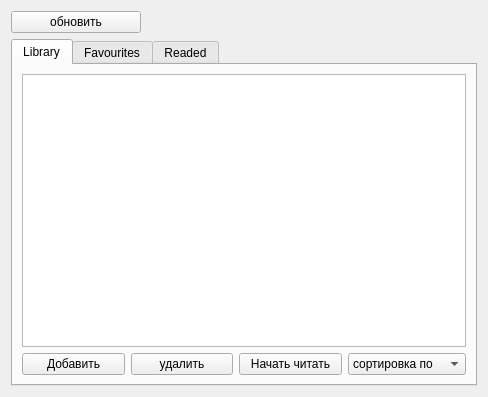
Qt form Design/Readertab.ui (Notkefir/CommonReadder) before a commit.
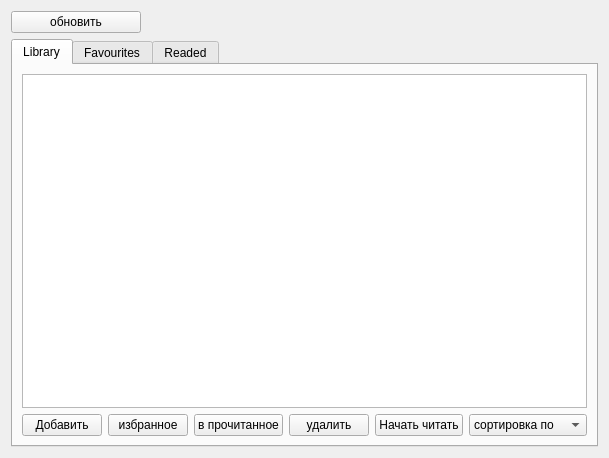
The same form after that commit. The open tabs and pages were chosen to show the change.

```diff
--- a/Design/Readertab.ui
+++ b/Design/Readertab.ui
@@ -6,8 +6,8 @@
    <rect>
     <x>0</x>
     <y>0</y>
-    <width>463</width>
-    <height>397</height>
+    <width>562</width>
+    <height>458</height>
    </rect>
   </property>
   <property name="windowTitle">
@@ -24,7 +24,14 @@
        <string>Library</string>
       </attribute>
       <layout class="QGridLayout" name="gridLayout">
-       <item row="1" column="2">
+       <item row="1" column="1">
+        <widget class="QPushButton" name="tofavbtn">
+         <property name="text">
+          <string>избранное</string>
+         </property>
+        </widget>
+       </item>
+       <item row="1" column="4">
         <widget class="QPushButton" name="beginreadding">
          <property name="text">
           <string>Начать читать</string>
@@ -38,14 +45,17 @@
          </property>
         </widget>
        </item>
-       <item row="1" column="1">
+       <item row="0" column="0" colspan="6">
+        <widget class="QTableWidget" name="libtableWidget"/>
+       </item>
+       <item row="1" column="3">
         <widget class="QPushButton" name="deletelib">
          <property name="text">
           <string>удалить</string>
          </property>
         </widget>
        </item>
-       <item row="1" column="3">
+       <item row="1" column="5">
         <widget class="QComboBox" name="comboBox">
          <item>
           <property name="text">
@@ -69,8 +79,12 @@
          </item>
         </widget>
        </item>
-       <item row="0" column="0" colspan="4">
-        <widget class="QTableWidget" name="libtableWidget"/>
+       <item row="1" column="2">
+        <widget class="QPushButton" name="toreadedbtn">
+         <property name="text">
+          <string>в прочитанное</string>
+         </property>
+        </widget>
        </item>
       </layout>
      </widget>
```
Left out of the diff: 2 changed lines with no effect on the pictures.
